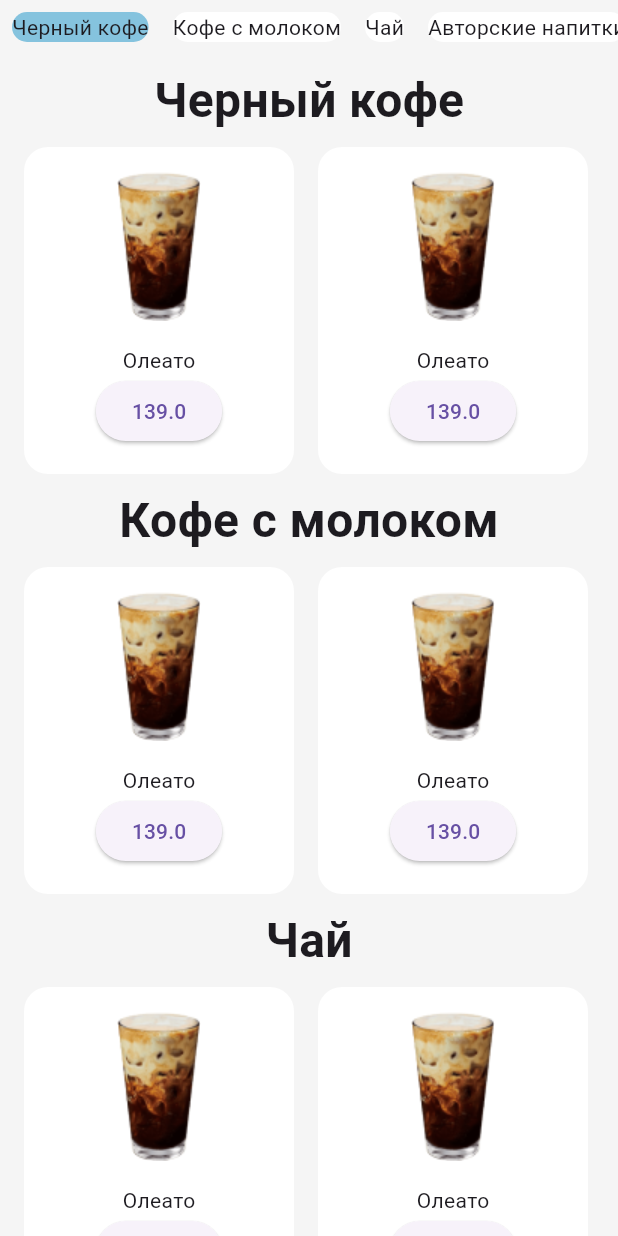
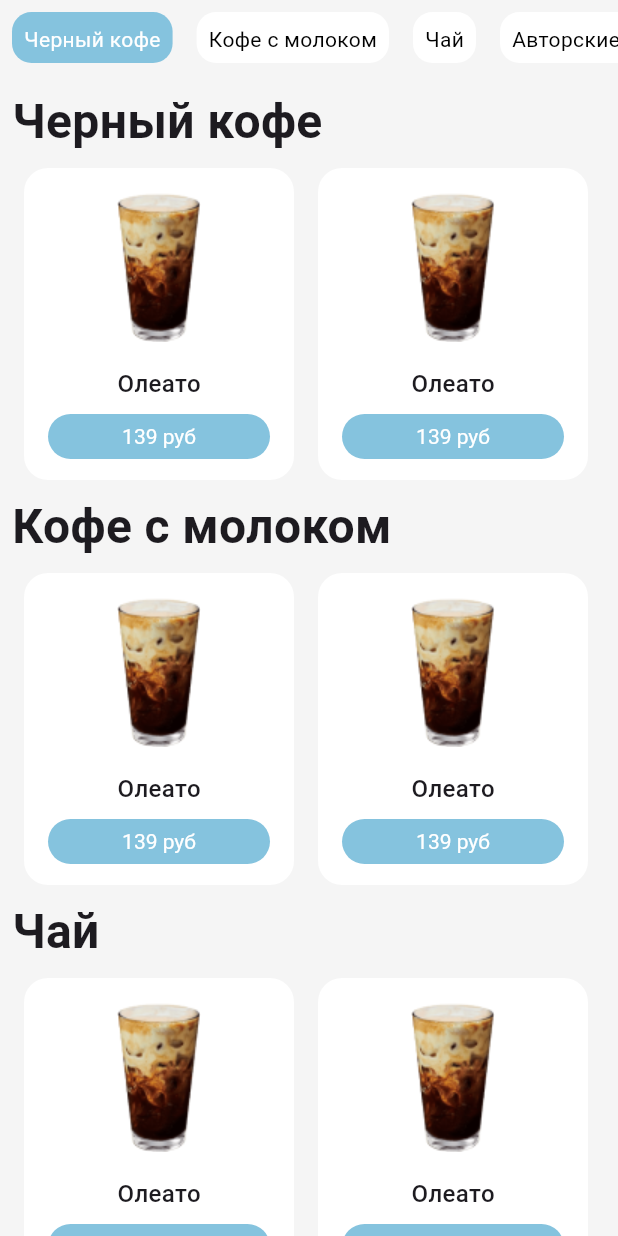
Before and after one commit to DeVoytinc/coffe_shop, a Flutter app: the screen it shows after launch, on a phone screen of 412 x 824 dp. Run offline on Flutter 3.47's test engine with Material 3 defaults, Android fonts, the phone set to English and light mode, and no system bars.

Commit message:
UI improvement for similarity to Figma

```diff
--- a/analysis_options.yaml
+++ b/analysis_options.yaml
@@ -1 +1,9 @@
 include: package:flutter_lints/flutter.yaml
+
+analyzer:
+  errors:
+    invalid_annotation_target: ignore
+
+linter:
+  rules:
+    public_member_api_docs: false
--- a/lib/src/features/menu/view/menu_screen.dart
+++ b/lib/src/features/menu/view/menu_screen.dart
@@ -11,7 +11,7 @@ class MenuScreen extends StatefulWidget {
 }
 
 class _MenuScreenState extends State<MenuScreen> {
-  final _categoryContainerHeight = 280.0;
+  final _categoryContainerHeight = 270.0;
   final ScrollController _scrollController = ScrollController();
   int _currentScrollIndex = 0;
 
@@ -29,12 +29,9 @@ class _MenuScreenState extends State<MenuScreen> {
     });
   }
 
-  void _onNumberTap(int index){
-    _scrollController.animateTo(index * _categoryContainerHeight, duration: const Duration(seconds: 1), curve: Curves.easeIn);
-
-    setState(() {
-      _currentScrollIndex = index;
-    });
+  void _onNumberTap(int index) {
+    _scrollController.animateTo(index * _categoryContainerHeight,
+        duration: const Duration(milliseconds: 200), curve: Curves.ease);
   }
 
   @override
@@ -44,7 +41,7 @@ class _MenuScreenState extends State<MenuScreen> {
         child: Column(
           children: [
             SizedBox(
-              height: 36,
+              height: 50,
               width: double.infinity,
               child: ListView.builder(
                   scrollDirection: Axis.horizontal,
@@ -52,13 +49,28 @@ class _MenuScreenState extends State<MenuScreen> {
                   itemBuilder: (context, index) {
                     return Padding(
                       padding: const EdgeInsets.all(8.0),
-                      child: Container(
-                        decoration: BoxDecoration(
-                            borderRadius: const BorderRadius.all(Radius.circular(13)),
-                            color: index == _currentScrollIndex
-                                ? AppColors.primary
-                                : Colors.white),
-                        child: Center(child: Text(menu[index].name),),
+                      child: GestureDetector(
+                        onTap: () => _onNumberTap(index),
+                        child: Container(
+                          decoration: BoxDecoration(
+                              borderRadius:
+                                  const BorderRadius.all(Radius.circular(13)),
+                              color: index == _currentScrollIndex
+                                  ? AppColors.primary
+                                  : Colors.white),
+                          child: Padding(
+                            padding: const EdgeInsets.all(8.0),
+                            child: Center(
+                              child: Text(
+                                menu[index].name,
+                                style: TextStyle(
+                                    color: index == _currentScrollIndex
+                                        ? Colors.white
+                                        : Colors.black),
+                              ),
+                            ),
+                          ),
+                        ),
                       ),
                     );
                   }),
@@ -72,6 +84,7 @@ class _MenuScreenState extends State<MenuScreen> {
                   return Container(
                     height: _categoryContainerHeight,
                     child: Column(
+                      crossAxisAlignment: CrossAxisAlignment.start,
                       children: [
                         Text(
                           menu[indexCategory].name,
--- a/lib/src/features/menu/view/widget/menu_item.dart
+++ b/lib/src/features/menu/view/widget/menu_item.dart
@@ -1,3 +1,4 @@
+import 'package:coffe_shop/src/theme/app_colors.dart';
 import 'package:flutter/material.dart';
 import 'package:coffe_shop/src/features/menu/model/item.dart';
 
@@ -11,6 +12,20 @@ class MenuItem extends StatefulWidget {
 }
 
 class _MenuItemState extends State<MenuItem> {
+  int count = 0;
+
+  void increaseCount() {
+    setState(() {
+      count++;
+    });
+  }
+
+  void decreaseCount() {
+    setState(() {
+      count--;
+    });
+  }
+
   @override
   Widget build(BuildContext context) {
     return Padding(
@@ -19,9 +34,7 @@ class _MenuItemState extends State<MenuItem> {
         width: 180,
         height: 250,
         decoration: BoxDecoration(
-          borderRadius: BorderRadius.circular(16),
-          color: Colors.white
-        ),
+            borderRadius: BorderRadius.circular(16), color: Colors.white),
         child: Column(
           children: [
             Padding(
@@ -30,12 +43,69 @@ class _MenuItemState extends State<MenuItem> {
                 widget.menuItemModel.imagePath,
               ),
             ),
-            Text(widget.menuItemModel.name),
-            ElevatedButton(
-              onPressed: () {},
-              child:
-                  Text(widget.menuItemModel.price.toString()),
+            Text(
+              widget.menuItemModel.name,
+              style: const TextStyle(fontSize: 16, fontWeight: FontWeight.w500),
             ),
+            count <= 0
+                ? Padding(
+                  padding: const EdgeInsets.symmetric(horizontal: 16.0),
+                  child: ElevatedButton(
+                      onPressed: increaseCount,
+                      style: ElevatedButton.styleFrom(
+                          minimumSize: const Size(200, 30)),
+                      child: Padding(
+                        padding: const EdgeInsets.symmetric(horizontal: 20.0),
+                        child: Text(
+                          (widget.menuItemModel.price.round().toString() +
+                              ' руб'),
+                          style: const TextStyle(color: Colors.white),
+                        ),
+                      ),
+                    ),
+                )
+                : Padding(
+                  padding: const EdgeInsets.symmetric(horizontal: 8.0),
+                  child: Row(
+                      mainAxisAlignment: MainAxisAlignment.center,
+                      children: [
+                        ElevatedButton(
+                          onPressed: decreaseCount,
+                          style: ElevatedButton.styleFrom(
+                              minimumSize: const Size(0, 30),
+                              shape: const CircleBorder()),
+                          child: const Text(
+                            ('-'),
+                            style: TextStyle(color: Colors.white),
+                          ),
+                        ),
+                        Expanded(
+                          child: Container(
+                            height: 30,
+                            decoration: BoxDecoration(
+                                color: AppColors.primary,
+                                borderRadius: BorderRadius.circular(13)),
+                            child: Center(
+                              child: Text(
+                                count.toString(),
+                                style: TextStyle(color: Colors.white),
+                              ),
+                            ),
+                          ),
+                        ),
+                        ElevatedButton(
+                          onPressed: increaseCount,
+                          style: ElevatedButton.styleFrom(
+                              minimumSize: const Size(0, 30),
+                              shape: const CircleBorder()),
+                          child: const Text(
+                            ('+'),
+                            style: TextStyle(color: Colors.white),
+                          ),
+                        ),
+                      ],
+                    ),
+                )
           ],
         ),
       ),
--- a/lib/src/theme/theme.dart
+++ b/lib/src/theme/theme.dart
@@ -4,7 +4,13 @@ import 'package:flutter/material.dart';
 final theme = ThemeData(
   scaffoldBackgroundColor: AppColors.scaffoldBackgroundColor,
   primaryColor: AppColors.primary,
-
   cardTheme: const CardTheme(),
   textTheme: const TextTheme(),
+  elevatedButtonTheme: ElevatedButtonThemeData(
+    style: ElevatedButton.styleFrom(
+      backgroundColor: AppColors.primary,
+      elevation: 0,
+      textStyle: TextStyle(color: Colors.white),
+    ),
+  ),
 );
```
